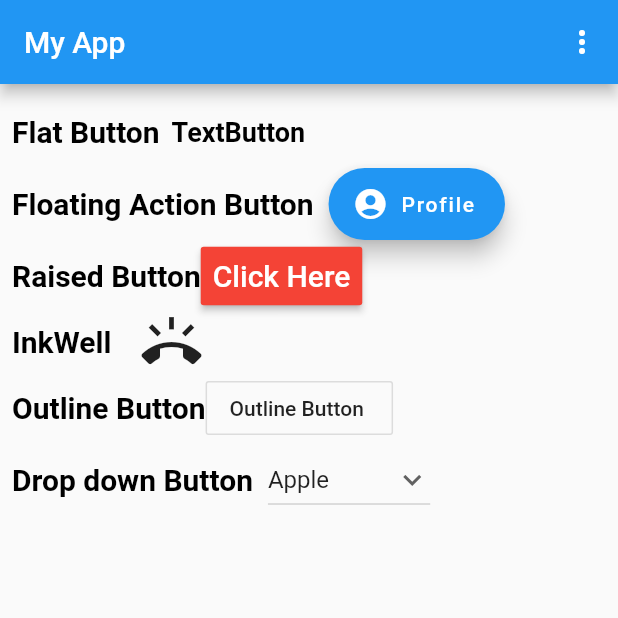
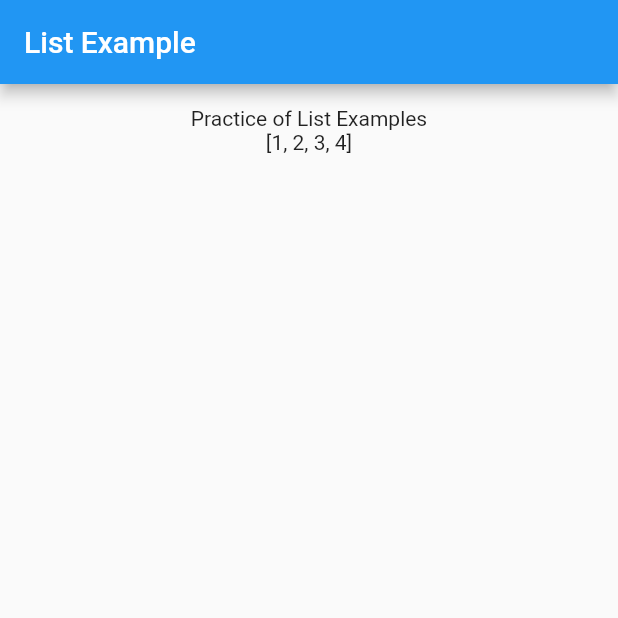
Before and after one commit to Deepti-95/demo_app1, a Flutter app: the screen it shows after launch, on a phone screen of 412 x 824 dp, the top half of it. Run offline on Flutter 3.47's test engine with Material 2 defaults, Android fonts, the phone set to English and light mode, and no system bars.

Commit message:
constructor and list added

```diff
--- a/lib/demo.dart
+++ b/lib/demo.dart
@@ -1,4 +1,4 @@
-import 'package:flutter/cupertino.dart';
+      import 'package:flutter/cupertino.dart';
 import 'package:flutter/material.dart';
 import 'package:flutter_app_11/flutter_txt_fields.dart';
 
--- /dev/null
+++ b/lib/list_example.dart
@@ -0,0 +1,85 @@
+
+
+
+import 'package:flutter/cupertino.dart';
+import 'package:flutter/material.dart';
+
+class ListExample extends StatefulWidget
+{
+  @override
+  _ListExampleState createState() => _ListExampleState();
+
+}
+
+class _ListExampleState extends State<ListExample>
+{
+// first type initalization with value pass
+  List<String> arr = ['one','two','three','four'];
+  // only decleartion
+  // ignore: deprecated_member_use
+  var myList = List(3);
+  List<String> ages = ['C++', 'java', 'flutter'];
+//  for(String name in names) Cards(unit:name)
+  //ages.forEach((String age) => print(age));
+
+
+// ignore: deprecated_member_use
+  // only just decleartion
+// ignore: deprecated_member_use
+List<String> myarr =  List<String>();
+@override
+  void initState() {
+    takedata();
+    super.initState();
+
+  }
+  void dispose()
+  {
+    super.dispose();
+    myarr.clear();
+  }
+  takedata(){
+    myarr;
+  }
+  @override
+  Widget build(BuildContext context)
+  {
+
+    //*****************
+    myarr.add('1');
+    myarr.add('2');
+    myarr.add('3');
+    myarr.add('4');
+
+    for(int i =0 ; i< myarr.length ; i++)
+      {
+        myList = myarr;
+      }
+
+    print('Data of mylist');
+    print(myList);
+    return MaterialApp(
+      home: Scaffold
+        (
+        appBar :AppBar(
+          title: Text('List Example'),
+        ),
+        body: Padding(
+          padding: const EdgeInsets.all(15.0),
+          child: Column(
+            children: [
+
+                Center(
+                  child: Text('Practice of List Examples'),
+
+                ),
+          //    Text(arr.toString().trim()),
+              Text(myList.toList().toString()),
+         //     Text(myarr.toList().toString()),
+            ],
+          ),
+        ),
+      ),
+    );
+  }
+}
```
Also changed, not shown: lib/answer.dart (added, +22 -0 lines), lib/flutter_constuctor.dart (added, +23 -0 lines), lib/flutter_txt_fields.dart (+3 -14 lines), lib/main.dart (+10 -2 lines), lib/question.dart (added, +20 -0 lines), lib/pratice_file.dart (added), 27 other files.
